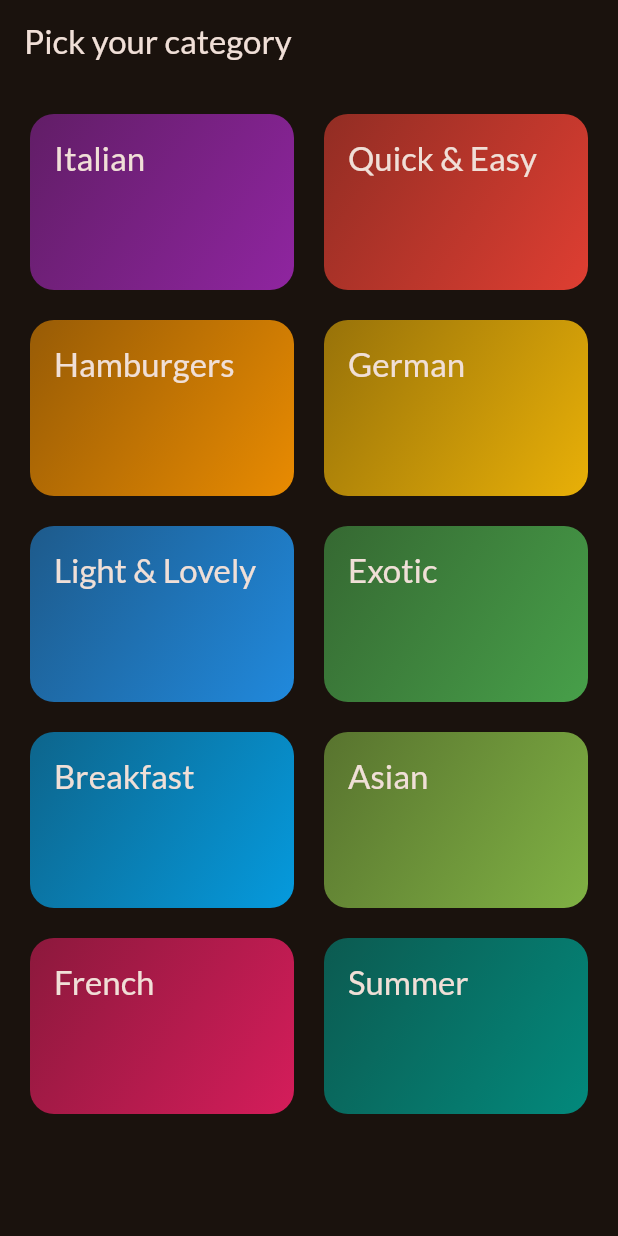
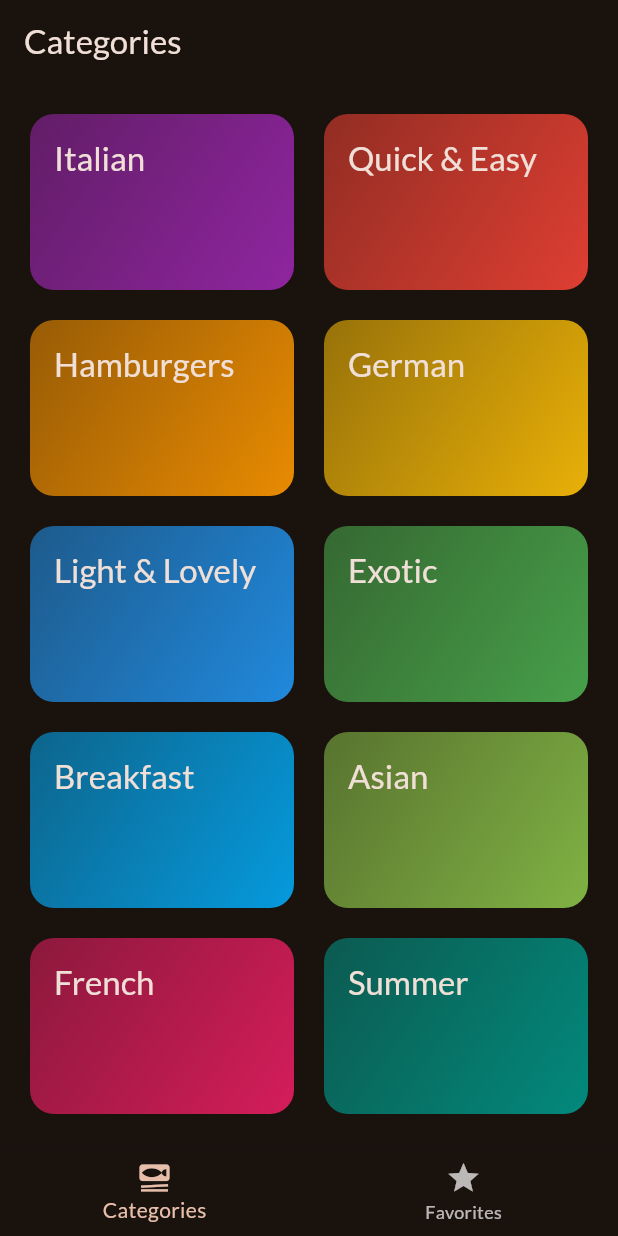
Before and after one commit to birgilv/mobile-applications, a Flutter app: the screen it shows after launch, on a phone screen of 412 x 824 dp. Run offline on Flutter 3.47's test engine with Material 3 defaults, Android fonts, the phone set to English and light mode, and no system bars; our stand-ins replace google_fonts, transparent_image.

Commit message:
Added tab-based navigation

```diff
--- a/meals_app/lib/main.dart
+++ b/meals_app/lib/main.dart
@@ -2,7 +2,7 @@ import 'package:flutter/material.dart';
 
 import 'package:google_fonts/google_fonts.dart';
 //import 'package:meals_app/data/dummy_data.dart';
-import 'package:meals_app/screens/categories.dart';
+import 'package:meals_app/screens/tabs.dart';
 //import 'package:meals_app/screens/meals.dart';
 
 final theme = ThemeData(
@@ -25,7 +25,7 @@ class App extends StatelessWidget {
   Widget build(BuildContext context) {
     return MaterialApp(
       theme: theme,
-      home: const CategoriesScreen(),
+      home: const TabsScreen(),
     );
   }
 }
--- a/meals_app/lib/screens/categories.dart
+++ b/meals_app/lib/screens/categories.dart
@@ -27,11 +27,7 @@ void _selectCategory(BuildContext context, Category category) {
 
   @override
   Widget build(BuildContext context) {
-    return Scaffold(
-      appBar: AppBar(
-        title: Text('Pick your category'),
-      ),
-      body: GridView(
+    return GridView(
       padding: const EdgeInsets.all(20),
       gridDelegate: const SliverGridDelegateWithFixedCrossAxisCount(
         crossAxisCount: 2,
@@ -46,9 +42,8 @@ void _selectCategory(BuildContext context, Category category) {
           onSelectCategory: () {
             _selectCategory(context, category);
           },
-            )
+        ),
       ],
-      )
     );
   }
 }
--- /dev/null
+++ b/meals_app/lib/screens/tabs.dart
@@ -0,0 +1,50 @@
+import 'package:flutter/material.dart';
+import 'package:meals_app/screens/categories.dart';
+import 'package:meals_app/screens/meals.dart';
+
+class TabsScreen extends StatefulWidget{
+  const TabsScreen({super.key});
+
+  @override
+  State<StatefulWidget> createState() {
+    return _TabsScreenState();
+  }
+
+}
+
+class _TabsScreenState extends State<TabsScreen> {
+  int _selectedPageIndex = 0;
+
+  void selectPage(int index) {
+    setState(() {
+      _selectedPageIndex = index;
+    });
+  }
+
+
+  @override
+  Widget build(BuildContext context) {
+    Widget activePage = const CategoriesScreen();
+    String activePageTitle = 'Categories';
+
+    if (_selectedPageIndex == 1){
+      activePage = const MealsScreen(meals: []);
+      activePageTitle = 'Your favorites';
+    }
+
+    return Scaffold(
+      appBar: AppBar(
+        title: Text(activePageTitle),
+      ),
+      body: activePage,
+      bottomNavigationBar: BottomNavigationBar(
+        onTap: selectPage,
+        currentIndex: _selectedPageIndex,
+        items: const [
+          BottomNavigationBarItem(icon: Icon(Icons.set_meal), label: 'Categories'),
+          BottomNavigationBarItem(icon: Icon(Icons.star), label: 'Favorites'),
+        ],
+      ),
+    );
+  }
+}
```
Also changed, not shown: meals_app/lib/screens/meals.dart (+7 -3 lines). Lines whose indentation alone changed are shown as unchanged.
